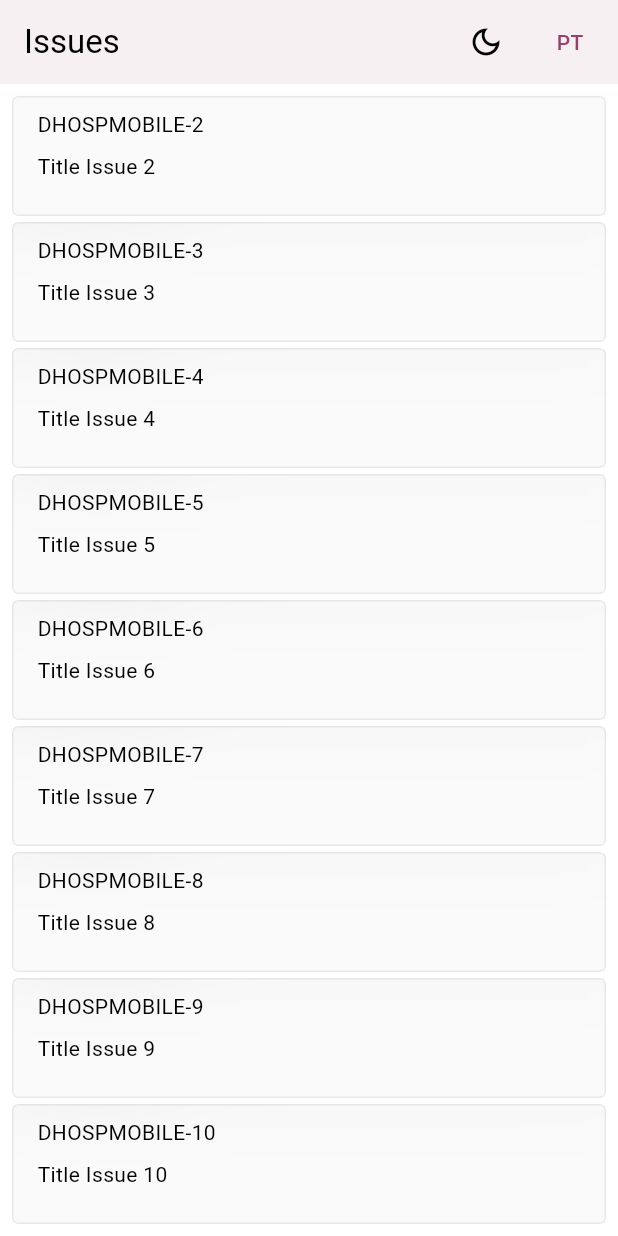
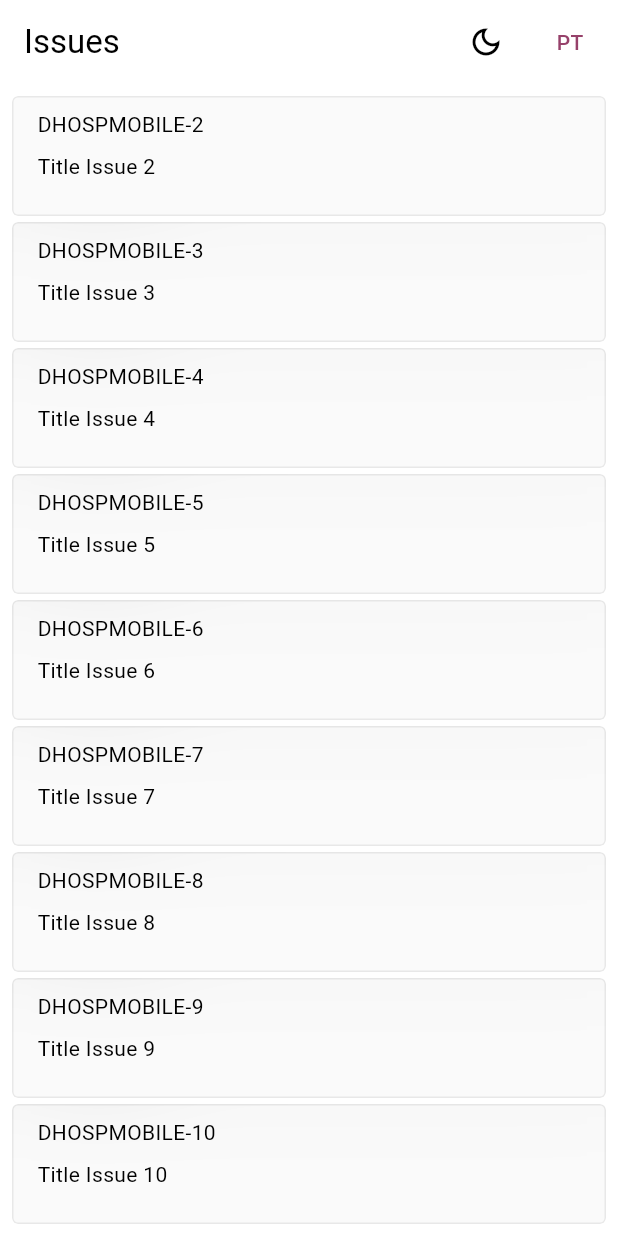
Before and after one commit to ronipaschoal/issues, a Flutter app: the screen it shows after launch, scrolled down 84 dp, on a phone screen of 412 x 824 dp. Run offline on Flutter 3.47's test engine with Material 3 defaults, Android fonts, the phone set to English and light mode, and no system bars; our stand-ins replace flutter_bloc, go_router; generated files the repository leaves out were written again.

Commit message:
refactor: adjust header color

```diff
--- a/lib/ui/widgets/ui_scaffold_widget.dart
+++ b/lib/ui/widgets/ui_scaffold_widget.dart
@@ -2,6 +2,7 @@ import 'package:flutter/material.dart';
 import 'package:flutter_bloc/flutter_bloc.dart';
 import 'package:issues/config/cubit/app_cubit.dart';
 import 'package:issues/domain/models/locale_model.dart';
+import 'package:issues/ui/ui_theme.dart';
 
 class UiScaffoldWidget extends StatelessWidget {
   final String title;
@@ -21,6 +22,9 @@ class UiScaffoldWidget extends StatelessWidget {
       builder: (context, state) {
         return Scaffold(
           appBar: AppBar(
+            surfaceTintColor: state.themeMode == ThemeMode.light
+                ? UiTheme.lightTheme.scaffoldBackgroundColor
+                : UiTheme.darkTheme.scaffoldBackgroundColor,
             title: Text(title),
             actions: [
               IconButton(
```
